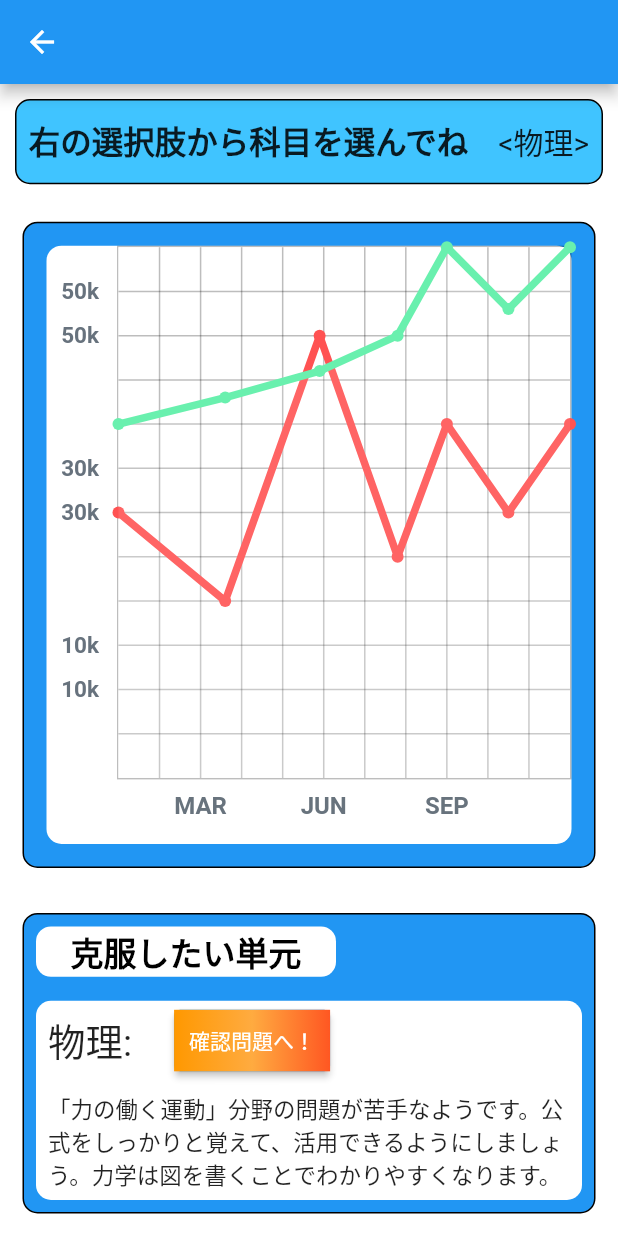
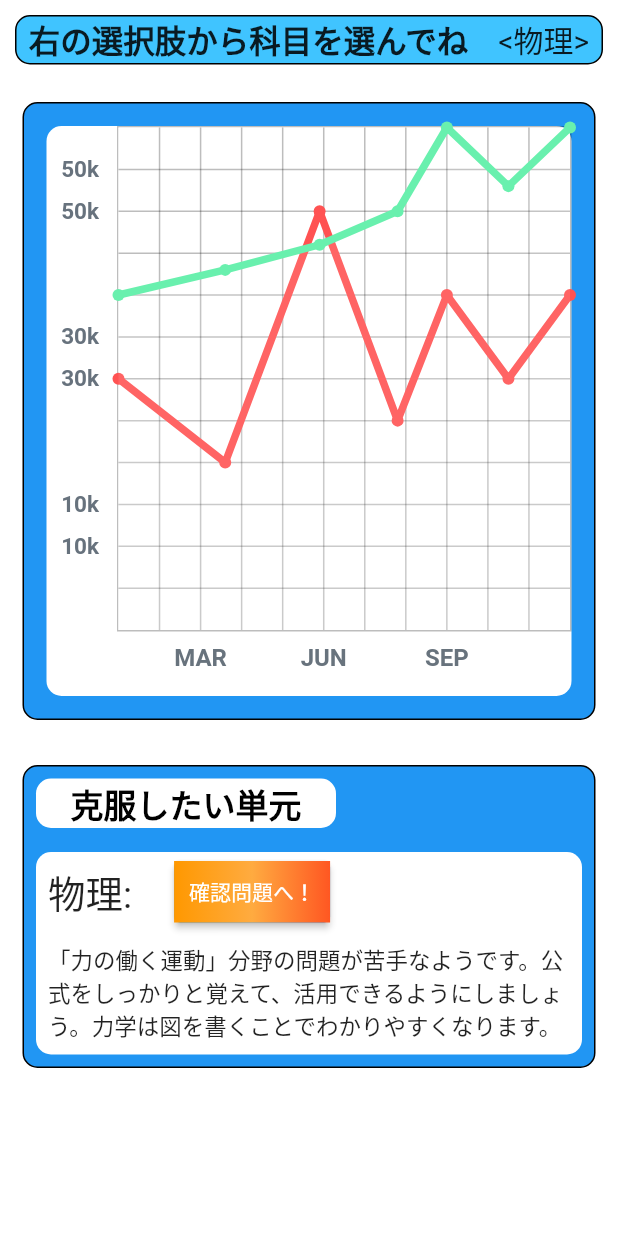
Before and after one commit to yutakana23/flutter_team10, a Flutter app: the ExamsScreen widget shown alone on an empty page, opened directly, on a phone screen of 412 x 824 dp. Run offline on Flutter 3.47's test engine with Material 2 defaults, Android fonts, the phone set to English and light mode, and no system bars; drawn by our look-alikes of fl_chart; our stand-ins replace cloud_firestore, firebase_auth, firebase_core, modal_progress_hud_nsn; accounts and stored records are empty.

Commit message:
examsを整えた

```diff
--- a/lib/screens/exams_screen.dart
+++ b/lib/screens/exams_screen.dart
@@ -1,6 +1,6 @@
 import 'package:fl_chart/fl_chart.dart';
 import 'package:flutter/material.dart';
-import 'physics_question.dart';
+import '../physics_question.dart';
 import 'package:mr_study/components/graph_chart.dart';
 
 
@@ -10,15 +10,11 @@ class ExamsScreen extends StatelessWidget {
 
   @override
   Widget build(BuildContext context) {
-    return Scaffold(
-      appBar: AppBar(
-        backgroundColor: Colors.blue,
-      ),
-      body: Column(
+    return SingleChildScrollView(
+      child: Column(
         crossAxisAlignment: CrossAxisAlignment.stretch,
         children: <Widget>[
-          Expanded(
-            flex: 1,
+          Container(
             child: Container(
               margin: EdgeInsets.all(10.0),
               decoration: BoxDecoration(
@@ -36,9 +32,7 @@ class ExamsScreen extends StatelessWidget {
                       fontWeight: FontWeight.bold,
                     ),
                   ),
-
                   Text('　<物理>',
-
                     style: TextStyle(
                       fontSize: 20.0,
                     ),
@@ -47,9 +41,9 @@ class ExamsScreen extends StatelessWidget {
               ),
             ),
           ),
-          Expanded(
-            flex: 6,
+          Container(
             child: Container(
+              height: MediaQuery.of(context).size.width,
               margin: EdgeInsets.all(15.0),
               decoration: BoxDecoration(
                 color: Colors.blue,
@@ -82,8 +76,7 @@ class ExamsScreen extends StatelessWidget {
               ),
             ),
           ),
-          Expanded(
-            flex: 3,
+          Container(
             child: Container(
               margin: EdgeInsets.all(15.0),
               decoration: BoxDecoration(
@@ -94,8 +87,7 @@ class ExamsScreen extends StatelessWidget {
               child: Column(
                 crossAxisAlignment: CrossAxisAlignment.start,
                 children: [
-                  Expanded(
-                    flex: 1,
+                  Container(
                     child: Container(
                       width: 200.0,
                       margin: EdgeInsets.all(8.0),
@@ -114,8 +106,7 @@ class ExamsScreen extends StatelessWidget {
                       ),
                     ),
                   ),
-                  Expanded(
-                    flex: 3,
+                  Container(
                     child: Container(
                       margin: EdgeInsets.all(8.0),
                       width: double.infinity,
```
